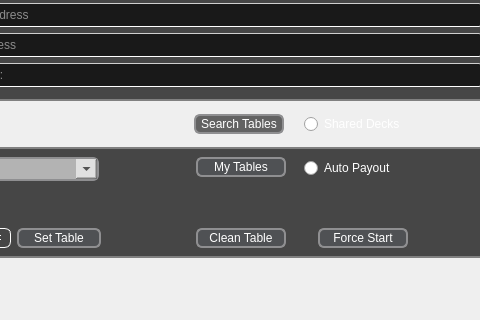
The window that FiveCardDraw/menu.ui (SixofClubsss/Dero-Poker-Table) describes before a commit, drawn with Qt 5; both pictures show x 252 to 732 and y 300 to 620 of the 890 by 620 pixel window.
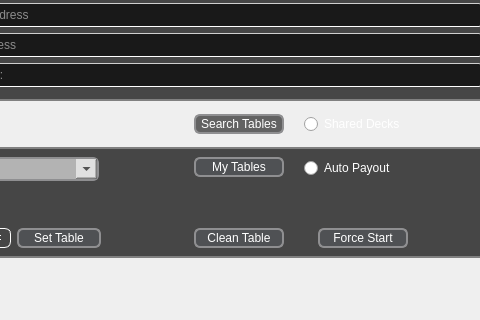
The same window after the commit. Icons and pictures are not drawn.

```diff
--- a/FiveCardDraw/menu.ui
+++ b/FiveCardDraw/menu.ui
@@ -872,7 +872,7 @@
      <widget class="QPushButton" name="cleanTableButton">
       <property name="geometry">
        <rect>
-        <x>428</x>
+        <x>426</x>
         <y>81</y>
         <width>90</width>
         <height>20</height>
@@ -979,7 +979,7 @@
      <widget class="QPushButton" name="myTablesButton">
       <property name="geometry">
        <rect>
-        <x>428</x>
+        <x>426</x>
         <y>10</y>
         <width>90</width>
         <height>20</height>
```
